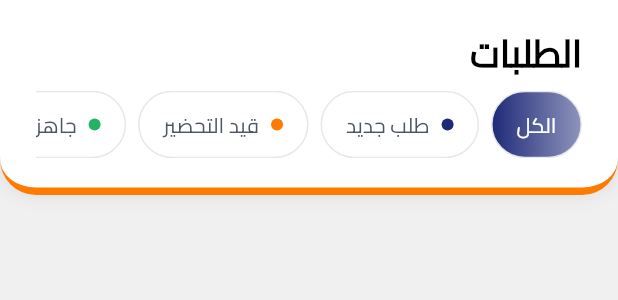
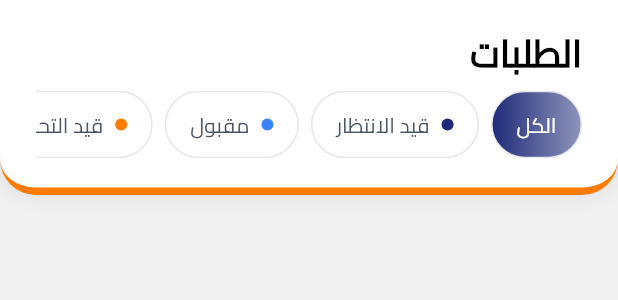
Before and after one commit to dllni-app/dllni_resturant_owner_app, a Flutter app: the OrdersAppBar widget shown alone on an empty page, opened directly with empty values, on a phone screen of 412 x 824 dp. Shown: the top 300 px of the screen. Run offline on Flutter 3.47's test engine with Material 3 defaults, Android fonts, the phone set to English and light mode, and no system bars; our stand-ins replace awesome_notifications, cached_network_image, dartz, dio, dotted_border, easy_localization and 19 more; missing offline and left inert: build, source_gen; accounts and stored records are empty; network calls fail.

Commit message:
Align order tabs with merchant scoped statuses

```diff
--- a/lib/features/orders/view/widgets/orders_app_bar.dart
+++ b/lib/features/orders/view/widgets/orders_app_bar.dart
@@ -16,28 +16,23 @@ class OrdersAppBar extends StatefulWidget {
 
 class _OrdersAppBarState extends State<OrdersAppBar> {
   int selectedIndex = 0;
-
-  List<String> titles = ['الكل', 'طلب جديد', 'قيد التحضير', 'جاهز للتسليم', 'مكتمل'];
-  List<Color> colors = [Color(0xff1E2A78), Color(0xffFF7A00), Color(0xff24B364), Color(0xff24B364)];
+  final titles = const ['الكل', 'قيد الانتظار', 'مقبول', 'قيد التحضير', 'جاهز للاستلام', 'مكتمل', 'ملغي'];
+  final statuses = const <String?>[null, 'pending', 'accepted', 'preparing', 'ready_for_pickup', 'completed', 'cancelled'];
+  final colors = const [Color(0xff1E2A78), Color(0xff3B82F6), Color(0xffFF7A00), Color(0xff24B364), Colors.grey, Colors.red];
 
   @override
   Widget build(BuildContext context) {
     return Container(
-      decoration: BoxDecoration(
-        color: context.onPrimary,
-        borderRadius: BorderRadius.only(bottomRight: Radius.circular(24), bottomLeft: Radius.circular(24)),
-        border: Border(bottom: BorderSide(color: context.primaryContainer, width: 5)),
-        boxShadow: [BoxShadow(color: Colors.black.withAlpha(27), offset: Offset(0, -2), blurRadius: 12, spreadRadius: 0)],
-      ),
+      decoration: BoxDecoration(color: context.onPrimary, borderRadius: const BorderRadius.only(bottomRight: Radius.circular(24), bottomLeft: Radius.circular(24)), border: Border(bottom: BorderSide(color: context.primaryContainer, width: 5)), boxShadow: [BoxShadow(color: Colors.black.withAlpha(27), offset: const Offset(0, -2), blurRadius: 12)]),
       width: context.width,
       height: 130,
-      padding: EdgeInsetsDirectional.symmetric(horizontal: 24, vertical: 16),
+      padding: const EdgeInsetsDirectional.symmetric(horizontal: 24, vertical: 16),
       child: Column(
         mainAxisAlignment: MainAxisAlignment.center,
         crossAxisAlignment: CrossAxisAlignment.start,
         children: [
           AppText.headlineLarge('الطلبات', fontWeight: FontWeight.w700, textAlign: TextAlign.start),
-          SizedBox(height: 10),
+          const SizedBox(height: 10),
           SizedBox(
             height: 45,
             child: ListView.separated(
@@ -45,72 +40,18 @@ class _OrdersAppBarState extends State<OrdersAppBar> {
               itemBuilder: (context, index) => InkWell(
                 borderRadius: BorderRadius.circular(24),
                 onTap: () {
-                  setState(() {
-                    selectedIndex = index;
-                  });
-                  widget.ordersNotifier.changeStatus(
-                    index == 0
-                        ? null
-                        : index == 1
-                        ? 'pending'
-                        : index == 2
-                        ? 'preparing'
-                        : index == 3
-                        ? 'ready_for_pickup'
-                        : 'completed',
-                  );
-                  context.read<OrdersBloc>().add(
-                    GetOrdersEvent(
-                      params: GetOrdersParams(
-                        page: 1,
-                        status: index == 0
-                            ? null
-                            : index == 1
-                            ? 'pending'
-                            : index == 2
-                            ? 'preparing'
-                            : index == 3
-                            ? 'ready_for_pickup'
-                            : 'completed',
-                      ),
-                      isReload: true,
-                    ),
-                  );
+                  setState(() => selectedIndex = index);
+                  widget.ordersNotifier.changeStatus(statuses[index]);
+                  context.read<OrdersBloc>().add(GetOrdersEvent(params: GetOrdersParams(page: 1, status: statuses[index]), isReload: true));
                 },
                 child: Container(
-                  decoration: BoxDecoration(
-                    border: Border.all(color: Color(0xffE5E7EB), width: 1),
-                    borderRadius: BorderRadius.circular(24),
-                    color: context.onPrimary,
-                    gradient: selectedIndex == index
-                        ? LinearGradient(
-                            colors: [context.primary.withAlpha(127), context.primary],
-                            begin: AlignmentGeometry.centerRight,
-                            end: AlignmentGeometry.centerLeft,
-                          )
-                        : null,
-                  ),
-                  padding: EdgeInsetsDirectional.symmetric(horizontal: 16, vertical: 9),
-                  child: Row(
-                    children: [
-                      index == 0 ? SizedBox.shrink() : CircleAvatar(radius: 4, backgroundColor: colors[index - 1]),
-                      index == 0 ? SizedBox.shrink() : SizedBox(width: 8),
-                      AppText.labelLarge(titles[index], color: selectedIndex == index ? context.onPrimary : Color(0xff4B5563)),
-                      /*SizedBox(width: 8),
-                      Container(
-                        decoration: BoxDecoration(
-                          color: selectedIndex == index ? context.primaryContainer : Color(0xffF3F4F6),
-                          borderRadius: BorderRadius.circular(24),
-                        ),
-                        padding: EdgeInsetsDirectional.symmetric(horizontal: 6, vertical: 2),
-                        child: AppText.labelLarge('1244', color: selectedIndex == index ? context.onPrimaryContainer : Color(0xff4B5563)),
-                      ),*/
-                    ],
-                  ),
+                  decoration: BoxDecoration(border: Border.all(color: const Color(0xffE5E7EB)), borderRadius: BorderRadius.circular(24), color: context.onPrimary, gradient: selectedIndex == index ? LinearGradient(colors: [context.primary.withAlpha(127), context.primary], begin: AlignmentGeometry.centerRight, end: AlignmentGeometry.centerLeft) : null),
+                  padding: const EdgeInsetsDirectional.symmetric(horizontal: 16, vertical: 9),
+                  child: Row(children: [if (index != 0) CircleAvatar(radius: 4, backgroundColor: colors[index - 1]), if (index != 0) const SizedBox(width: 8), AppText.labelLarge(titles[index], color: selectedIndex == index ? context.onPrimary : const Color(0xff4B5563))]),
                 ),
               ),
-              separatorBuilder: (context, index) => SizedBox(width: 8),
-              itemCount: 5,
+              separatorBuilder: (context, index) => const SizedBox(width: 8),
+              itemCount: titles.length,
             ),
           ),
         ],
```
